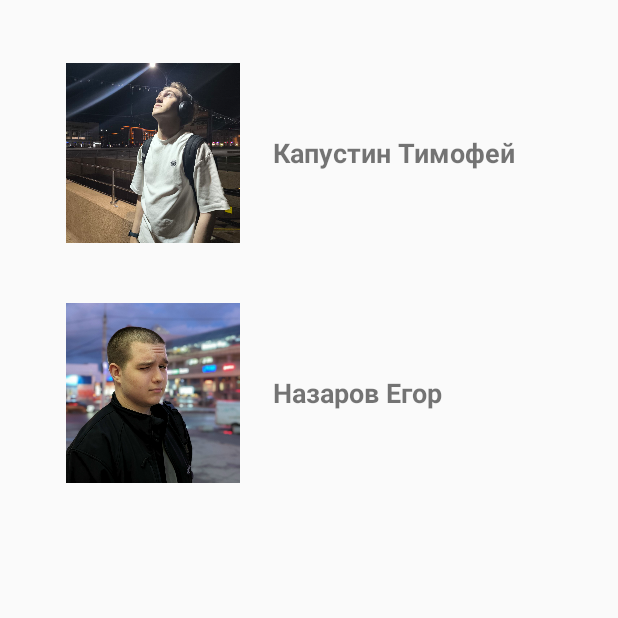
After one commit to leeroyjenkins123/MobileBugsGame, an Android app built with Jetpack Compose: the fragment AuthorsFragment shown on its own in the app's theme, on a phone screen of 412 x 824 dp, the top half of it. The commit adds this screen. Run offline under Robolectric (Android 15) with nearby library versions, the phone set to English and light mode, and no system bars.

```diff
--- a/app/src/main/AndroidManifest.xml
+++ b/app/src/main/AndroidManifest.xml
@@ -12,7 +12,7 @@
         android:supportsRtl="true"
         android:theme="@style/Theme.MobileBugsGame">
         <activity
-            android:name=".RegistrationActivity"
+            android:name=".MainActivity"
             android:exported="true"
             android:theme="@style/Theme.MobileBugsGame">
             <intent-filter>
@@ -21,9 +21,5 @@
             </intent-filter>
         </activity>
 
-        <activity
-            android:name=".MainActivity"
-            android:exported="false" />
     </application>
-
 </manifest>
--- /dev/null
+++ b/app/src/main/java/com/example/mobilebugsgame/AuthorsFragment.kt
@@ -0,0 +1,47 @@
+package com.example.mobilebugsgame
+
+import android.os.Bundle
+import android.view.LayoutInflater
+import android.view.View
+import android.view.ViewGroup
+import android.widget.BaseAdapter
+import android.widget.ImageView
+import android.widget.ListView
+import android.widget.TextView
+import androidx.fragment.app.Fragment
+
+class AuthorsFragment : Fragment() {
+
+    data class Author(val name: String, val photoRes: Int)
+
+    private val authors = listOf(
+        Author("Капустин Тимофей", R.drawable.kapustin),
+        Author("Назаров Егор", R.drawable.nazarov)
+    )
+
+    override fun onCreateView(
+        inflater: LayoutInflater,
+        container: ViewGroup?,
+        savedInstanceState: Bundle?
+    ): View {
+        val view = inflater.inflate(R.layout.fragment_authors, container, false)
+        val listView = view.findViewById<ListView>(R.id.listViewAuthors)
+
+        listView.adapter = object : BaseAdapter() {
+            override fun getCount() = authors.size
+            override fun getItem(position: Int) = authors[position]
+            override fun getItemId(position: Int) = position.toLong()
+
+            override fun getView(position: Int, convertView: View?, parent: ViewGroup?): View {
+                val itemView = convertView ?: inflater.inflate(R.layout.author_item, parent, false)
+                val author = authors[position]
+                val img = itemView.findViewById<ImageView>(R.id.imgAuthor)
+                val txt = itemView.findViewById<TextView>(R.id.txtAuthor)
+                img.setImageResource(author.photoRes)
+                txt.text = author.name
+                return itemView
+            }
+        }
+        return view
+    }
+}
```
Also changed, not shown: app/src/main/java/com/example/mobilebugsgame/RegistrationFragment.kt (renamed from app/src/main/java/com/example/mobilebugsgame/RegistrationActivity.kt, +46 -24 lines), app/src/main/java/com/example/mobilebugsgame/RulesFragment.kt (added, +29 -0 lines), app/src/main/res/drawable/kapustin.jpg (added), app/src/main/res/drawable/nazarov.jpeg (added).
